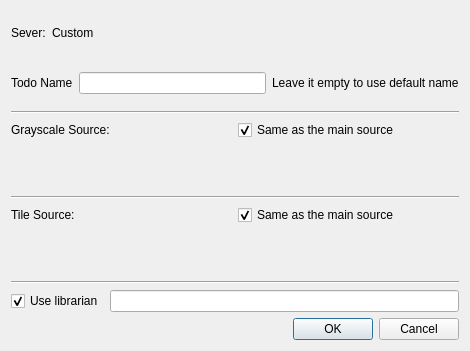
The window that neurolabi/gui/dialogs/zdvidadvanceddialog.ui (janelia-flyem/NeuTu) describes before a commit, drawn with Qt 5.
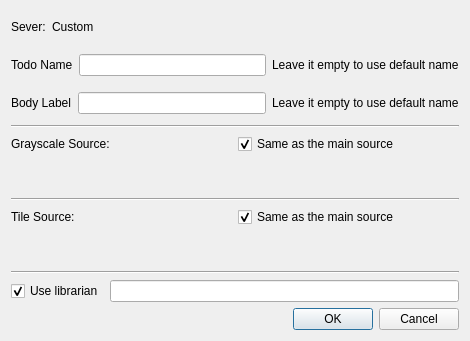
The same window after the commit. Custom widgets are drawn as their Qt base class.

Commit message: remove body label setting

Diff of the .ui file:
```diff
--- a/neurolabi/gui/dialogs/zdvidadvanceddialog.ui
+++ b/neurolabi/gui/dialogs/zdvidadvanceddialog.ui
@@ -7,7 +7,7 @@
     <x>0</x>
     <y>0</y>
     <width>470</width>
-    <height>351</height>
+    <height>341</height>
    </rect>
   </property>
   <property name="windowTitle">
@@ -66,6 +66,27 @@
      </item>
     </layout>
    </item>
+   <item>
+    <layout class="QHBoxLayout" name="horizontalLayout_5">
+     <item>
+      <widget class="QLabel" name="bodyLabel">
+       <property name="text">
+        <string>Body Label</string>
+       </property>
+      </widget>
+     </item>
+     <item>
+      <widget class="QLineEdit" name="bodyLabelLineEdit"/>
+     </item>
+     <item>
+      <widget class="QLabel" name="bodyLabelHintLabel">
+       <property name="text">
+        <string>Leave it empty to use default name</string>
+       </property>
+      </widget>
+     </item>
+    </layout>
+   </item>
    <item>
     <widget class="Line" name="line">
      <property name="orientation">
```
The commit also changes 12 other files.
